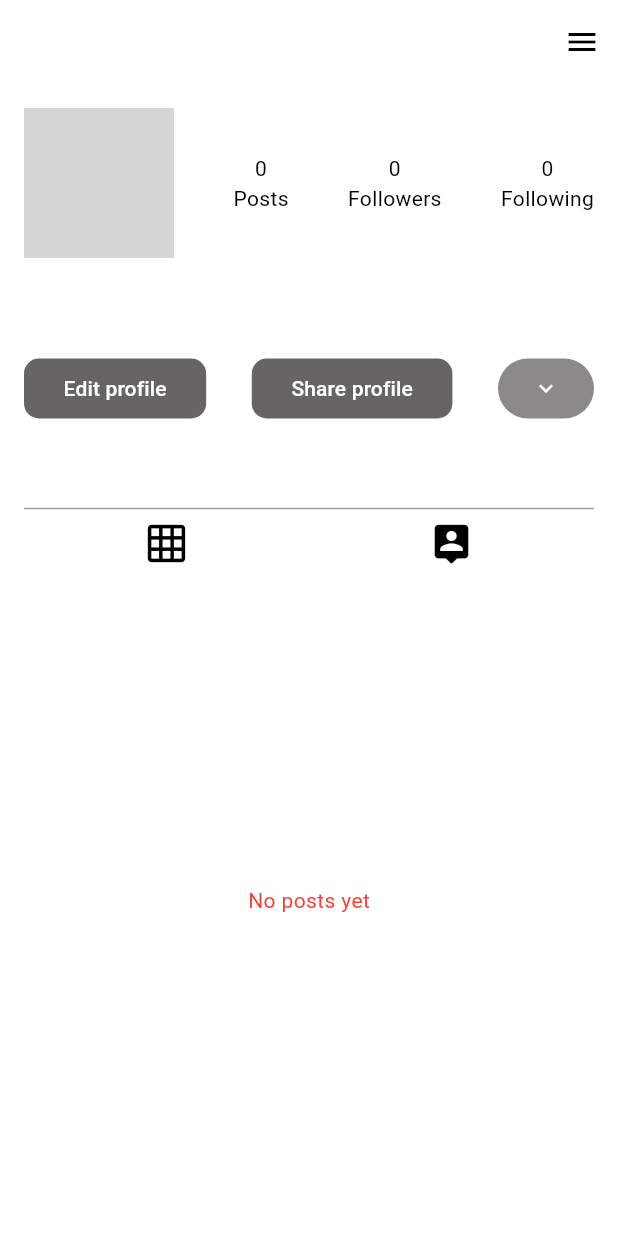
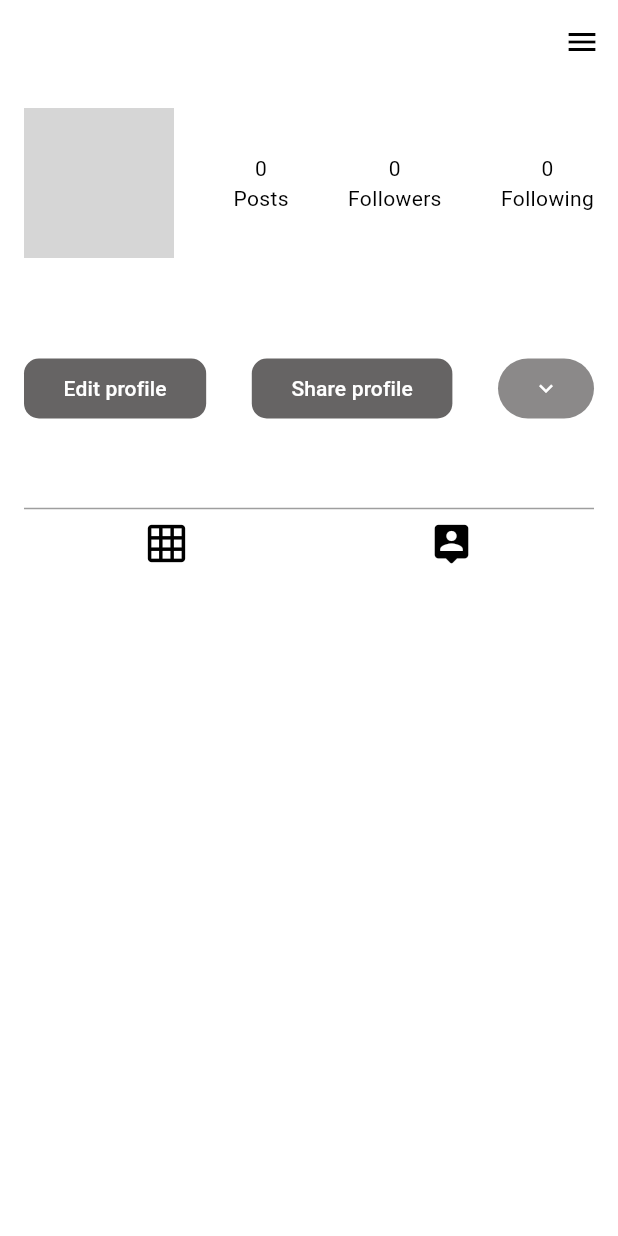
Before and after one commit to ManGhudratyan/instagram, a Flutter app: the ProfilePage screen opened directly with empty values, on a phone screen of 412 x 824 dp. Run offline on Flutter 3.47's test engine with Material 3 defaults, Android fonts, the phone set to English and light mode, and no system bars; our stand-ins replace bloc, cached_network_image, cloud_firestore, equatable, firebase_auth, firebase_core and 6 more; accounts and stored records are empty; network calls fail; project files that could hold a hidden picture were left out; grey boxes are pictures that could not be loaded.

Commit message:
Delete post is done

```diff
--- a/lib/core/routes/routes.dart
+++ b/lib/core/routes/routes.dart
@@ -1,11 +1,12 @@
 // ignore_for_file: avoid_classes_with_only_static_members, cast_nullable_to_non_nullable
 
 import 'package:flutter/widgets.dart';
+
 import '../../domain/entities/user_entity.dart';
-import '../../presentation/pages/home/home_page.dart';
 import '../../presentation/pages/chats/chats_page.dart';
 import '../../presentation/pages/comment/comment_page.dart';
 import '../../presentation/pages/googlelogin/google_login.dart';
+import '../../presentation/pages/home/home_page.dart';
 import '../../presentation/pages/message/messages_page.dart';
 import '../../presentation/pages/posts/create_post_page.dart';
 import '../../presentation/pages/profile/profile_page.dart';
--- a/lib/data/repositories/post_repository_imp.dart
+++ b/lib/data/repositories/post_repository_imp.dart
@@ -18,8 +18,8 @@ class PostRepositoryImp extends PostRepository {
   }
 
   @override
-  Future<void> deletePostFromDB(String userId) async {
-    await postService.deletePostFromDB(userId);
+  Future<void> deletePostFromDB(String postId) async {
+    await postService.deletePostFromDB(postId);
   }
 
   @override
--- a/lib/domain/repositories/post_repository.dart
+++ b/lib/domain/repositories/post_repository.dart
@@ -7,7 +7,7 @@ import '../entities/post_entity.dart';
 
 abstract class PostRepository {
   Future<void> savePostsToDB(PostEntity postEntity);
-  Future<void> deletePostFromDB(String userId);
+  Future<void> deletePostFromDB(String postId);
   Future<PostModel> getPostFromDB(String postId);
   Future<void> updatePostFromDB(PostModel postModel);
   Future<void> uploadPictureToDB(String postId, File file);
--- a/lib/presentation/logic/post/post_event.dart
+++ b/lib/presentation/logic/post/post_event.dart
@@ -1,3 +1,5 @@
+// ignore_for_file: overridden_fields
+
 part of 'post_bloc.dart';
 
 sealed class PostEvent extends Equatable {
@@ -18,18 +20,25 @@ final class SavePostToDbEvent extends PostEvent {
 final class GetPostsFromCollectionEvent extends PostEvent {}
 
 final class DeletePostDataEvent extends PostEvent {
-  const DeletePostDataEvent(String userId) : super(userId: userId);
+  final String postId;
+
+  const DeletePostDataEvent(this.postId) : super();
+
+  @override
+  List<Object> get props => [postId];
 }
+
 
 class UploadPostEvent extends PostEvent {
   const UploadPostEvent(this.postId, this.file);
+  @override
   final String postId;
   final File file;
 }
 
 class GetCommentsForPostEvent extends PostEvent {
-
   const GetCommentsForPostEvent(this.postId);
+  @override
   final String postId;
 
   @override
--- a/lib/presentation/logic/post/post_state.dart
+++ b/lib/presentation/logic/post/post_state.dart
@@ -102,7 +102,6 @@
 //         );
 // }
 
-
 part of 'post_bloc.dart';
 
 sealed class PostState extends Equatable {
@@ -157,7 +156,13 @@ final class GetPostDataFailed extends PostState {
             posts: initState.posts);
 }
 
-final class DeletePostDataSuccessed extends PostState {}
+final class DeletePostDataSuccessed extends PostState {
+  DeletePostDataSuccessed(PostState initState)
+      : super(
+          postEntity: initState.postEntity,
+          posts: initState.posts,
+        );
+}
 
 final class DeletePostDataLoading extends PostState {}
 
--- a/lib/presentation/logic/user/user_bloc.dart
+++ b/lib/presentation/logic/user/user_bloc.dart
@@ -98,10 +98,7 @@ class UserBloc extends Bloc<UserEvent, UserState> {
       final user = await userRepository.getUserFromDb(event.userId ?? '');
       emit(UserLoaded(user.toModel(), state));
     } catch (error) {
-      emit(UserFailed(
-        state,
-        error.toString(),
-      ));
+      emit(UserFailed(state, error.toString()));
     }
   }
 
--- a/lib/presentation/logic/user/user_event.dart
+++ b/lib/presentation/logic/user/user_event.dart
@@ -1,3 +1,5 @@
+// ignore_for_file: overridden_fields
+
 part of 'user_bloc.dart';
 
 sealed class UserEvent extends Equatable {
@@ -15,6 +17,7 @@ sealed class UserEvent extends Equatable {
 final class UpdateUserDataEvent extends UserEvent {
   const UpdateUserDataEvent(this.userEntity, {this.file});
   final File? file;
+  @override
   final UserEntity userEntity;
 }
 
@@ -28,6 +31,7 @@ final class GetUserByIdEvent extends UserEvent {
 
 class UploadProfilePhotoEvent extends UserEvent {
   const UploadProfilePhotoEvent(this.userId, this.file);
+  @override
   final String userId;
   final File file;
 }
@@ -41,6 +45,7 @@ class AddFollowersToDbEvent extends UserEvent {
 
 class RemoveFollowerFromDbEvent extends UserEvent {
   const RemoveFollowerFromDbEvent(this.userId, this.followerId);
+  @override
   final String userId;
   final String followerId;
 
@@ -55,6 +60,7 @@ class AddFollowingsToDbEvent extends UserEvent {
 
 class RemoveFollowingsFromDbEvent extends UserEvent {
   const RemoveFollowingsFromDbEvent(this.userId, this.followingId);
+  @override
   final String userId;
   final String followingId;
 
@@ -63,13 +69,15 @@ class RemoveFollowingsFromDbEvent extends UserEvent {
 }
 
 class GetFollowingListEvent extends UserEvent {
-  GetFollowingListEvent(this.userId);
+  const GetFollowingListEvent(this.userId);
 
+  @override
   final String userId;
 }
 
 class FetchUserEvent extends UserEvent {
   const FetchUserEvent({required this.userId});
+  @override
   final String userId;
 }
 
--- a/lib/presentation/logic/user/user_state.dart
+++ b/lib/presentation/logic/user/user_state.dart
@@ -1,3 +1,5 @@
+// ignore_for_file: overridden_fields
+
 part of 'user_bloc.dart';
 
 sealed class UserState extends Equatable {
@@ -102,6 +104,7 @@ final class UserDataDbUpdated extends UserState {
 
 class UserDataDbFailed extends UserState {
   const UserDataDbFailed(this.error, this.initState);
+  @override
   final String error;
   final UserState initState;
 }
--- a/lib/presentation/pages/chats/chats_page.dart
+++ b/lib/presentation/pages/chats/chats_page.dart
@@ -21,9 +21,7 @@ class _ChatsPageState extends State<ChatsPage> {
   @override
   Widget build(BuildContext context) {
     return BlocConsumer<AuthBloc, AuthState>(
-      listener: (context, authState) {
-        // TODO: implement listener
-      },
+      listener: (context, authState) {},
       builder: (context, authState) {
         return BlocConsumer<UserBloc, UserState>(
           listener: (context, userState) {
--- a/lib/presentation/pages/posts/create_post_page.dart
+++ b/lib/presentation/pages/posts/create_post_page.dart
@@ -45,7 +45,6 @@ class _CreatePostPageState extends State<CreatePostPage> {
                 actions: [
                   BlocConsumer<AuthBloc, AuthState>(
                     listener: (context, authState) {
-                      // TODO: implement listener
                     },
                     builder: (context, authState) {
                       return IconButton(
--- a/lib/presentation/pages/profile/profile_page.dart
+++ b/lib/presentation/pages/profile/profile_page.dart
@@ -54,11 +54,22 @@ class _ProfilePageState extends State<ProfilePage> {
         final bioController =
             TextEditingController(text: userState.userEntity?.bio);
         return BlocConsumer<PostBloc, PostState>(
-          listener: (context, postState) {},
+          listener: (context, postState) {
+            if (postState is GetPostDataFailed) {
+              ScaffoldMessenger.of(context).showSnackBar(
+                SnackBar(content: Text('Posts failed to load')),
+              );
+            }
+          },
           builder: (context, postState) {
             final postsList = postState.posts
                 ?.where((post) => post.userId == userState.userEntity?.userId)
                 .toList();
+            if (postState is GetPostFromCollectionLoading) {
+              return Center(
+                child: CircularProgressIndicator(),
+              );
+            }
             return Scaffold(
               backgroundColor: Theme.of(context).colorScheme.primary,
               appBar: AppBar(
@@ -233,7 +244,7 @@ class _ProfilePageState extends State<ProfilePage> {
                                                                           userEntity,
                                                                           file: mediaState
                                                                               .fileImage
-                                                                              ?.  file),
+                                                                              ?.file),
                                                                     );
                                                                 Navigator.pushNamed(
                                                                     context,
@@ -467,7 +478,7 @@ class _ProfilePageState extends State<ProfilePage> {
                               ? const Center(
                                   child: Text(
                                     'No posts yet',
-                                    style: TextStyle(color: Colors.red),
+                                    style: TextStyle(color: Colors.white),
                                   ),
                                 )
                               : GridView.builder(
--- a/lib/presentation/pages/user/user_page.dart
+++ b/lib/presentation/pages/user/user_page.dart
@@ -225,10 +225,7 @@ class _UserPageState extends State<UserPage> {
                     Expanded(
                       child: postState.posts == null || postState.posts!.isEmpty
                           ? const Center(
-                              child: Text(
-                                'No posts yet',
-                                style: TextStyle(color: Colors.red),
-                              ),
+                              child: CircularProgressIndicator()
                             )
                           : GridView.builder(
                               gridDelegate:
```
Also changed, not shown: lib/presentation/logic/post/post_bloc.dart (+6 -29 lines), lib/presentation/pages/home/home_page.dart (+19 -15 lines).
